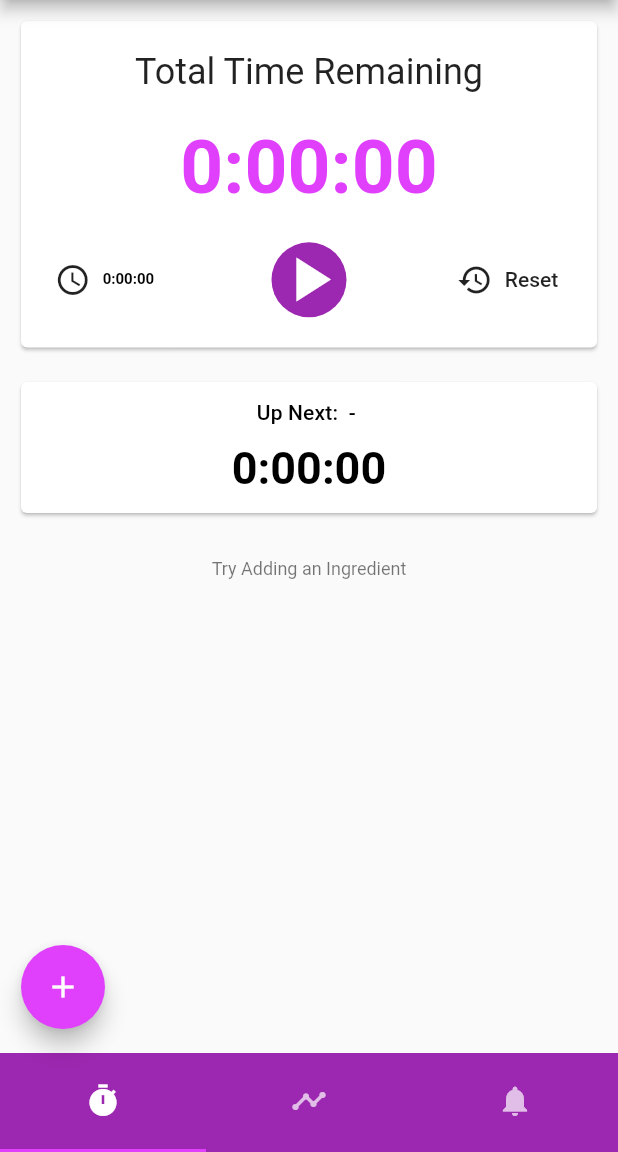
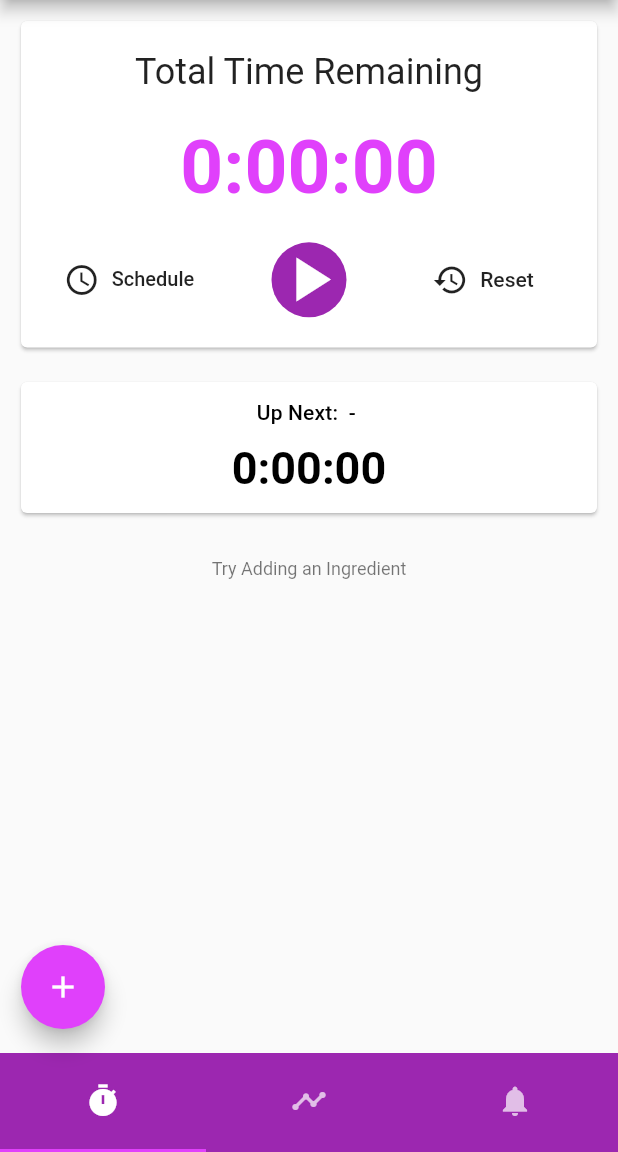
Before and after one commit to domfraise/souschef-cooking-timer, a Flutter app: the screen it shows after launch, on a phone screen of 412 x 824 dp, the part 84-1236 px from its top. Run offline on Flutter 3.47's test engine with Material 2 defaults, Android fonts, the phone set to English and light mode, and no system bars; our stand-ins replace cloud_firestore, device_info_plus, firebase_core, flutter_local_notifications, intro_slider; accounts and stored records are empty; generated files the repository leaves out were written again.

Commit message:
Improve scheduled timing layout

```diff
--- a/lib/components/countdown_view.dart
+++ b/lib/components/countdown_view.dart
@@ -39,13 +39,13 @@ class CountdownView extends StatelessWidget {
                     textColor: Theme.of(context).colorScheme.secondary,
                   ),
                   Row(
-                    mainAxisAlignment: MainAxisAlignment.center,
+                    mainAxisAlignment: MainAxisAlignment.spaceBetween,
                     children: <Widget>[
                       Expanded(
-                        flex: 3,
+                        flex: 4,
                         child: FlatButton.icon(
                           icon: Icon(Icons.schedule),
-                          label: timer.scheduledTime == null
+                          label: !timer.isScheduled()
                               ? Text("Schedule", textScaleFactor: 0.95)
                               : DurationView(
                                   duration: timer.scheduledTimeRemaining,
@@ -55,9 +55,7 @@ class CountdownView extends StatelessWidget {
                           },
                         ),
                       ),
-                      Expanded(
-                        flex: 4,
-                        child: FlatButton(
+                      FlatButton(
                         color: Theme.of(context).primaryColor,
                         shape: CircleBorder(),
                         child: timer.isRunning()
@@ -75,9 +73,8 @@ class CountdownView extends StatelessWidget {
                           playOrPauseCallback(timer);
                         },
                       ),
-                      ),
                       Expanded(
-                        flex: 3,
+                        flex: 4,
                         child: FlatButton.icon(
                           icon: Icon(Icons.restore),
                           label: Text(
--- a/lib/model/timer_model.dart
+++ b/lib/model/timer_model.dart
@@ -50,6 +50,10 @@ class TimerModel {
   }
 
   TimeOfDay get scheduledTime => _scheduledTime ?? TimeOfDay.now();
+
+  bool isScheduled(){
+    return _scheduledTime != null;
+  }
 
   bool isRunning() {
     return clock.isRunning();
```
Lines whose indentation alone changed are shown as unchanged.
